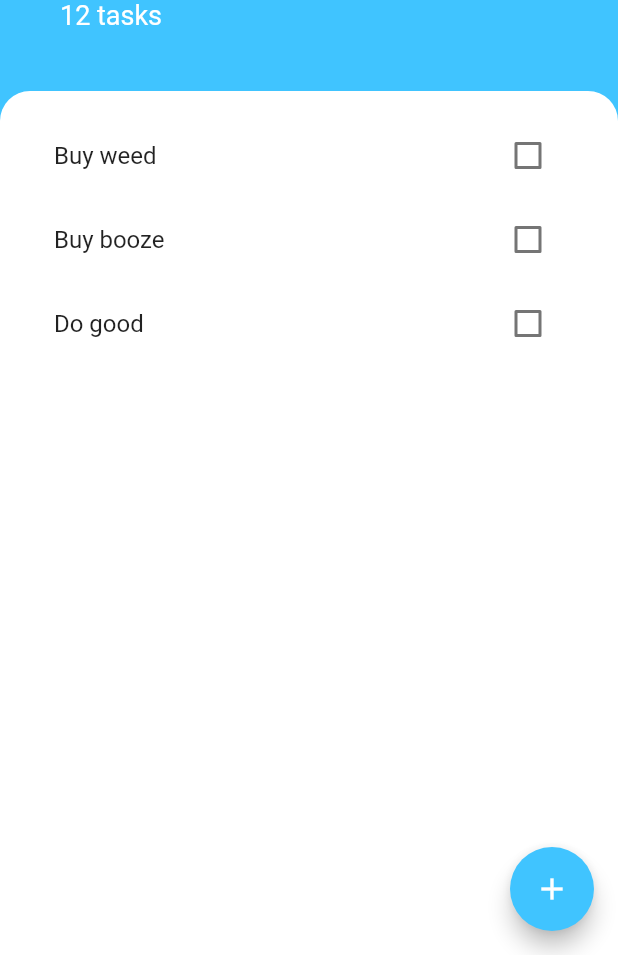
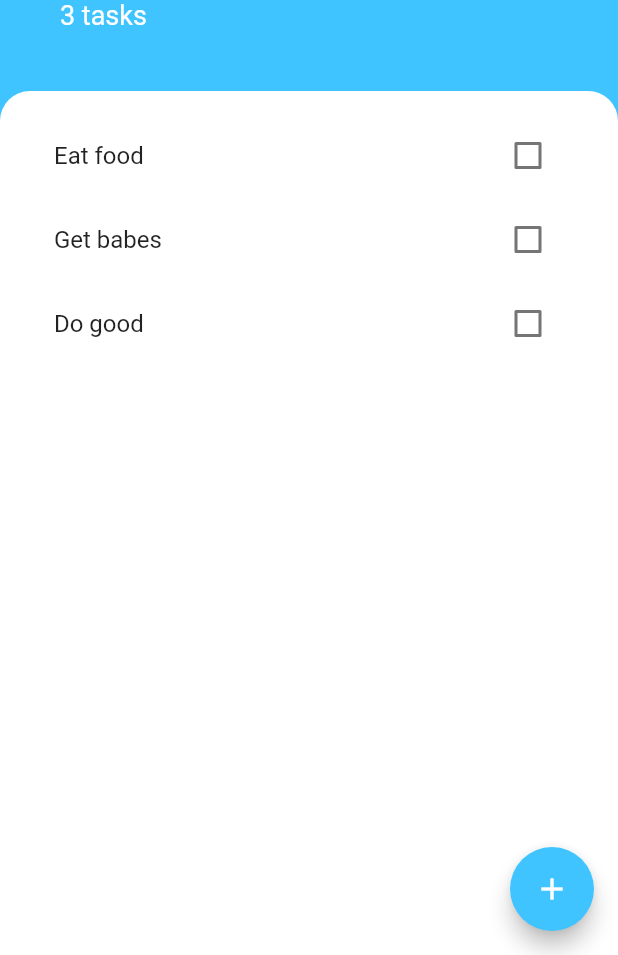
Before and after one commit to LordOlumide/todoey_app, a Flutter app: the screen it shows after launch, on a phone screen of 412 x 824 dp, the part 281-1236 px from its top. Run offline on Flutter 3.47's test engine with Material 2 defaults, Android fonts, the phone set to English and light mode, and no system bars.

Commit message:
Lifted up state

```diff
--- a/lib/screens/add_task_screen.dart
+++ b/lib/screens/add_task_screen.dart
@@ -1,6 +1,5 @@
 import 'package:flutter/material.dart';
 import 'package:todoey/constants.dart';
-import 'package:todoey/screens/tasks_screen.dart';
 
 class AddTaskScreen extends StatelessWidget {
   final Function addNewTask;
@@ -12,9 +11,9 @@ class AddTaskScreen extends StatelessWidget {
     String newTask = '';
 
     return Container(
-      color: Color(0xFF757575),
+      color: const Color(0xFF757575),
       child: Container(
-        padding: EdgeInsets.all(20.0),
+        padding: const EdgeInsets.all(20.0),
         decoration: kAddTaskScreenDecoration,
         child: Column(
           crossAxisAlignment: CrossAxisAlignment.stretch,
--- a/lib/screens/tasks_screen.dart
+++ b/lib/screens/tasks_screen.dart
@@ -5,16 +5,16 @@ import 'package:todoey/models/task.dart';
 import 'add_task_screen.dart';
 
 class TasksScreen extends StatefulWidget {
-  TasksScreen({Key? key}) : super(key: key);
+  const TasksScreen({Key? key}) : super(key: key);
 
   @override
   State<TasksScreen> createState() => _TasksScreenState();
 }
+
 class _TasksScreenState extends State<TasksScreen> {
-
-  List<Task> baseTaskList = [
-    Task(title: 'Buy weed'),
-    Task(title: 'Buy booze'),
+  final List<Task> baseTaskList = [
+    Task(title: 'Eat food'),
+    Task(title: 'Get babes'),
     Task(title: 'Do good'),
   ];
 
@@ -26,7 +26,6 @@ class _TasksScreenState extends State<TasksScreen> {
 
   @override
   Widget build(BuildContext context) {
-
     return Scaffold(
       backgroundColor: Colors.lightBlueAccent,
       floatingActionButton: FloatingActionButton(
@@ -44,7 +43,7 @@ class _TasksScreenState extends State<TasksScreen> {
             ),
           );
         },
-        child: Icon(Icons.add),
+        child: const Icon(Icons.add),
       ),
       body: SafeArea(
           child: Column(
@@ -55,8 +54,8 @@ class _TasksScreenState extends State<TasksScreen> {
                 top: 60.0, left: 40.0, right: 40.0, bottom: 40.0),
             child: Column(
               crossAxisAlignment: CrossAxisAlignment.start,
-              children: const <Widget>[
-                CircleAvatar(
+              children: <Widget>[
+                const CircleAvatar(
                   backgroundColor: Colors.white,
                   radius: 30.0,
                   child: Icon(
@@ -65,13 +64,13 @@ class _TasksScreenState extends State<TasksScreen> {
                     color: Colors.lightBlueAccent,
                   ),
                 ),
-                SizedBox(height: 20.0),
-                Text(
+                const SizedBox(height: 20.0),
+                const Text(
                   'Todoey',
                   style: kBigTitleTextStyle,
                 ),
                 Text(
-                  '12 tasks',
+                  '${baseTaskList.length} tasks',
                   style: kSmallTitleTextStyle,
                 ),
               ],
@@ -79,7 +78,7 @@ class _TasksScreenState extends State<TasksScreen> {
           ),
           Expanded(
             child: Container(
-              padding: EdgeInsets.symmetric(horizontal: 20.0),
+              padding: const EdgeInsets.symmetric(horizontal: 20.0),
               decoration: kBottomContainerDecoration,
               child: TaskView(baseTaskList: baseTaskList),
             ),
--- a/lib/widgets/task_tile.dart
+++ b/lib/widgets/task_tile.dart
@@ -1,11 +1,11 @@
 import 'package:flutter/material.dart';
 
 class TaskTile extends StatelessWidget {
-  bool isChecked;
+  final bool isChecked;
   final String taskTitle;
   final Function toggle;
 
-  TaskTile({
+  const TaskTile({
     required this.isChecked,
     required this.taskTitle,
     required this.toggle,
--- a/lib/widgets/tasks_view.dart
+++ b/lib/widgets/tasks_view.dart
@@ -3,9 +3,9 @@ import 'task_tile.dart';
 import 'package:todoey/models/task.dart';
 
 class TaskView extends StatefulWidget {
-  List<Task> baseTaskList;
+  final List<Task> baseTaskList;
 
-  TaskView({required this.baseTaskList});
+  const TaskView({required this.baseTaskList});
 
   @override
   State<TaskView> createState() => _TaskViewState();
```
